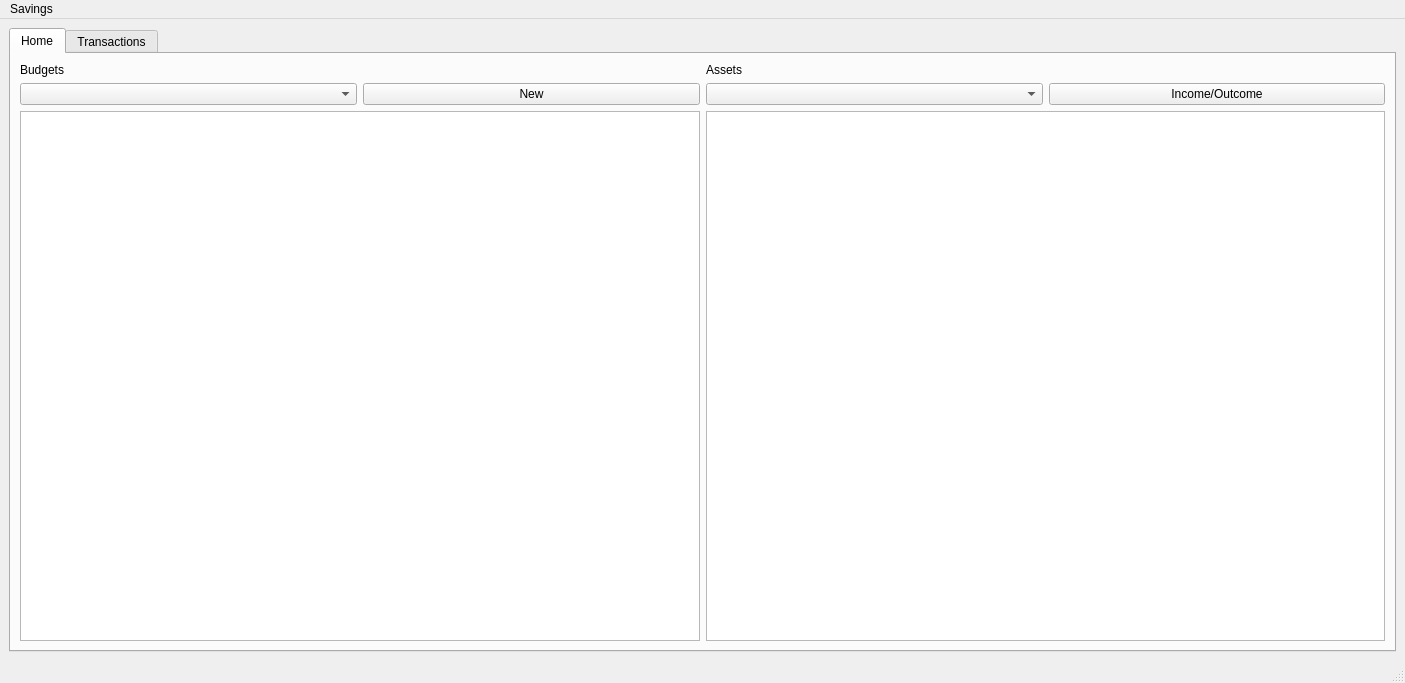
The window that form/MainWindow.ui (lukasszz/savings) describes before a commit, drawn with Qt 5.
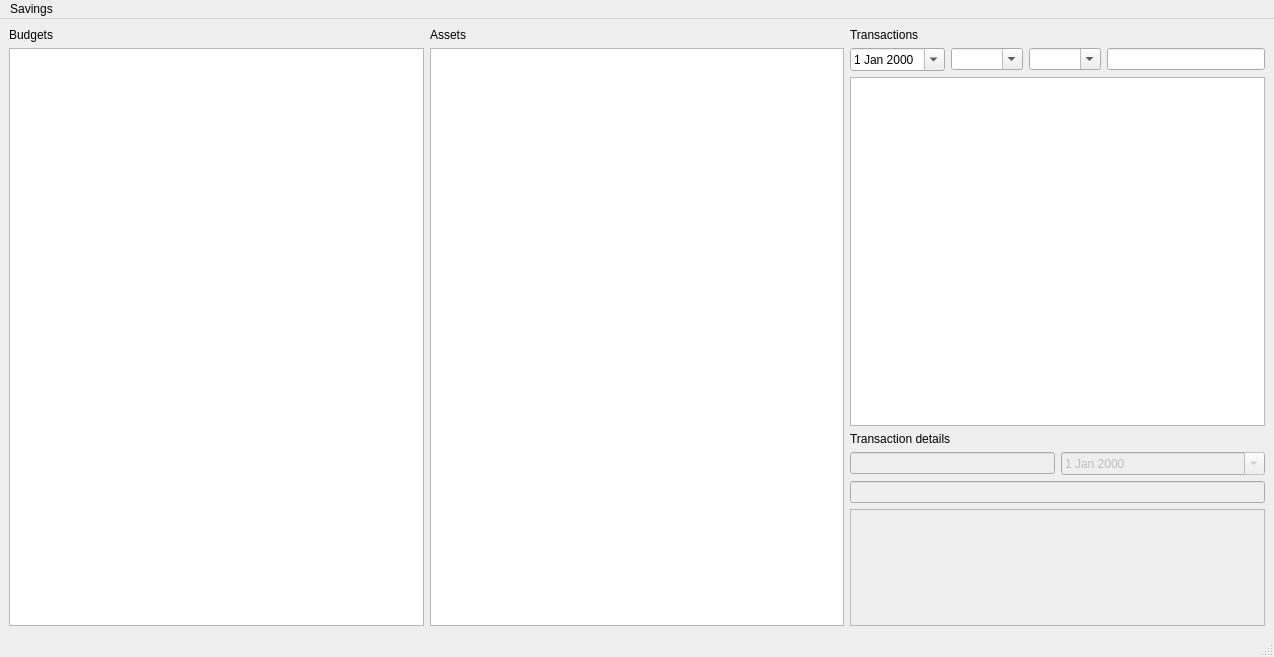
The same window after the commit.

Commit message: Main window rebuild UI

Diff of the .ui file:
```diff
--- a/form/MainWindow.ui
+++ b/form/MainWindow.ui
@@ -6,25 +6,15 @@
    <rect>
     <x>0</x>
     <y>0</y>
-    <width>1405</width>
-    <height>683</height>
+    <width>1274</width>
+    <height>657</height>
    </rect>
   </property>
   <property name="windowTitle">
    <string>Savings</string>
   </property>
   <widget class="QWidget" name="centralwidget">
-   <layout class="QHBoxLayout" name="horizontalLayout_4">
-    <item>
-     <widget class="QTabWidget" name="tabWidget">
-      <property name="currentIndex">
-       <number>0</number>
-      </property>
-      <widget class="QWidget" name="tab_home">
-       <attribute name="title">
-        <string>Home</string>
-       </attribute>
-       <layout class="QHBoxLayout" name="horizontalLayout_3">
+   <layout class="QHBoxLayout" name="horizontalLayout_6">
         <item>
          <layout class="QVBoxLayout" name="verticalLayout">
           <item>
@@ -35,18 +25,7 @@
            </widget>
           </item>
           <item>
-           <layout class="QHBoxLayout" name="horizontalLayout_2">
-            <item>
-             <widget class="QComboBox" name="comboBox"/>
-            </item>
-            <item>
-             <widget class="QPushButton" name="pushButton">
-              <property name="text">
-               <string>New</string>
-              </property>
-             </widget>
-            </item>
-           </layout>
+       <layout class="QHBoxLayout" name="horizontalLayout_2"/>
           </item>
           <item>
            <widget class="QTableView" name="budget_table">
@@ -67,18 +46,7 @@
            </widget>
           </item>
           <item>
-           <layout class="QHBoxLayout" name="horizontalLayout">
-            <item>
-             <widget class="QComboBox" name="comboBox_2"/>
-            </item>
-            <item>
-             <widget class="QPushButton" name="io_new">
-              <property name="text">
-               <string>Income/Outcome</string>
-              </property>
-             </widget>
-            </item>
-           </layout>
+       <layout class="QHBoxLayout" name="horizontalLayout"/>
           </item>
           <item>
            <widget class="QTableView" name="asset_table">
@@ -89,13 +57,15 @@
           </item>
          </layout>
         </item>
-       </layout>
-      </widget>
-      <widget class="QWidget" name="tab_2">
-       <attribute name="title">
+    <item>
+     <layout class="QVBoxLayout" name="verticalLayout_3" stretch="0,0,2,0,1">
+      <item>
+       <widget class="QLabel" name="label_4">
+        <property name="text">
         <string>Transactions</string>
-       </attribute>
-       <layout class="QVBoxLayout" name="verticalLayout_3">
+        </property>
+       </widget>
+      </item>
         <item>
          <layout class="QHBoxLayout" name="horizontalLayout_5">
           <item>
@@ -125,11 +95,65 @@
          </layout>
         </item>
         <item>
-         <widget class="QTableView" name="trans_table"/>
-        </item>
-       </layout>
-      </widget>
-     </widget>
+       <widget class="QTableView" name="trans_table">
+        <property name="sortingEnabled">
+         <bool>true</bool>
+        </property>
+       </widget>
+      </item>
+      <item>
+       <widget class="QLabel" name="label_3">
+        <property name="text">
+         <string>Transaction details</string>
+        </property>
+       </widget>
+      </item>
+      <item>
+       <layout class="QVBoxLayout" name="verticalLayout_4">
+        <item>
+         <layout class="QHBoxLayout" name="horizontalLayout_4">
+          <item>
+           <widget class="QLineEdit" name="t_ed_id">
+            <property name="enabled">
+             <bool>false</bool>
+            </property>
+            <property name="sizePolicy">
+             <sizepolicy hsizetype="Preferred" vsizetype="Fixed">
+              <horstretch>0</horstretch>
+              <verstretch>0</verstretch>
+             </sizepolicy>
+            </property>
+           </widget>
+          </item>
+          <item>
+           <widget class="QDateEdit" name="t_ed_date">
+            <property name="enabled">
+             <bool>false</bool>
+            </property>
+            <property name="calendarPopup">
+             <bool>true</bool>
+            </property>
+           </widget>
+          </item>
+         </layout>
+        </item>
+        <item>
+         <widget class="QLineEdit" name="t_ed_desc">
+          <property name="enabled">
+           <bool>false</bool>
+          </property>
+         </widget>
+        </item>
+        <item>
+         <widget class="QTableView" name="t_ed_splits">
+          <property name="enabled">
+           <bool>false</bool>
+          </property>
+         </widget>
+        </item>
+       </layout>
+      </item>
+     </layout>
     </item>
    </layout>
   </widget>
@@ -138,7 +162,7 @@
     <rect>
      <x>0</x>
      <y>0</y>
-     <width>1405</width>
+     <width>1274</width>
      <height>29</height>
     </rect>
    </property>
```
Lines whose indentation alone changed are shown as unchanged. The commit also changes 5 other files.
